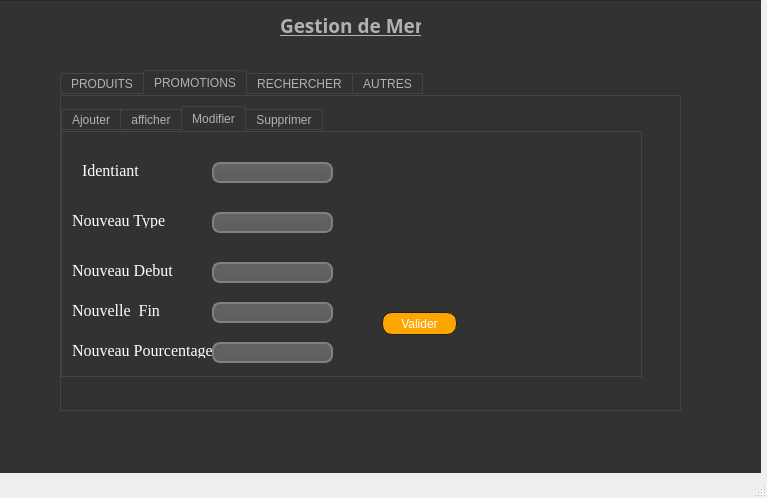
Old version of the form mainwindow.ui in the repository Asma-Mab/Smart_Restaurant_2A24.
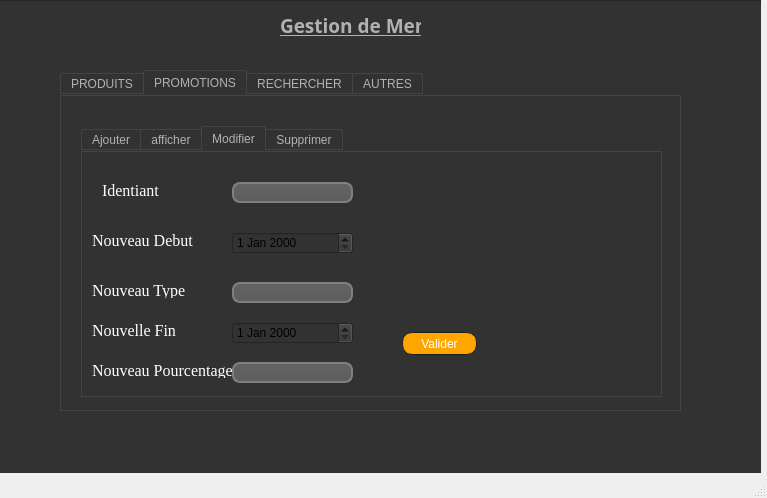
New version of the form. The open tabs and pages were chosen to show the change. Icons and pictures are not drawn.

The edit to the form file:
```diff
--- a/mainwindow.ui
+++ b/mainwindow.ui
@@ -1277,8 +1277,8 @@
       <widget class="QTabWidget" name="tabWidget_3">
        <property name="geometry">
         <rect>
-         <x>0</x>
-         <y>10</y>
+         <x>20</x>
+         <y>30</y>
          <width>581</width>
          <height>271</height>
         </rect>
@@ -1659,35 +1659,35 @@
 </string>
          </property>
          <property name="text">
-          <string>Nouveau Type</string>
-         </property>
-        </widget>
-        <widget class="QLabel" name="label_13">
-         <property name="geometry">
-          <rect>
-           <x>10</x>
-           <y>130</y>
-           <width>121</width>
-           <height>16</height>
-          </rect>
-         </property>
-         <property name="font">
-          <font>
-           <family>Times New Roman</family>
-           <pointsize>12</pointsize>
-          </font>
-         </property>
-         <property name="styleSheet">
-          <string notr="true">*{
-color:rgb(255, 255, 255);
-
-}
-</string>
-         </property>
-         <property name="text">
           <string>Nouveau Debut</string>
          </property>
         </widget>
+        <widget class="QLabel" name="label_13">
+         <property name="geometry">
+          <rect>
+           <x>10</x>
+           <y>130</y>
+           <width>121</width>
+           <height>16</height>
+          </rect>
+         </property>
+         <property name="font">
+          <font>
+           <family>Times New Roman</family>
+           <pointsize>12</pointsize>
+          </font>
+         </property>
+         <property name="styleSheet">
+          <string notr="true">*{
+color:rgb(255, 255, 255);
+
+}
+</string>
+         </property>
+         <property name="text">
+          <string>Nouveau Type</string>
+         </property>
+        </widget>
         <widget class="QLineEdit" name="lineEdit_id_mod_teur">
          <property name="geometry">
           <rect>
@@ -1706,24 +1706,6 @@
 }</string>
          </property>
         </widget>
-        <widget class="QLineEdit" name="lineEdit_nom_mod_teurs">
-         <property name="geometry">
-          <rect>
-           <x>150</x>
-           <y>80</y>
-           <width>121</width>
-           <height>21</height>
-          </rect>
-         </property>
-         <property name="styleSheet">
-          <string notr="true">QLineEdit {
-padding: 1px;
-border-style: solid;
-border: 2px solid gray;
-border-radius: 8px;
-}</string>
-         </property>
-        </widget>
         <widget class="QLineEdit" name="lineEdit_dom_mod_teurs">
          <property name="geometry">
           <rect>
@@ -1791,25 +1773,7 @@
 </string>
          </property>
          <property name="text">
-          <string>Nouvelle  Fin</string>
-         </property>
-        </widget>
-        <widget class="QLineEdit" name="nvf_mod">
-         <property name="geometry">
-          <rect>
-           <x>150</x>
-           <y>170</y>
-           <width>121</width>
-           <height>21</height>
-          </rect>
-         </property>
-         <property name="styleSheet">
-          <string notr="true">QLineEdit {
-padding: 1px;
-border-style: solid;
-border: 2px solid gray;
-border-radius: 8px;
-}</string>
+          <string>Nouvelle Fin</string>
          </property>
         </widget>
         <widget class="QLabel" name="label_24">
@@ -1856,6 +1820,26 @@
 }</string>
          </property>
         </widget>
+        <widget class="QDateEdit" name="lineEdit_nom_mod_teurs">
+         <property name="geometry">
+          <rect>
+           <x>150</x>
+           <y>80</y>
+           <width>121</width>
+           <height>22</height>
+          </rect>
+         </property>
+        </widget>
+        <widget class="QDateEdit" name="nvf_mod">
+         <property name="geometry">
+          <rect>
+           <x>150</x>
+           <y>170</y>
+           <width>121</width>
+           <height>22</height>
+          </rect>
+         </property>
+        </widget>
        </widget>
        <widget class="QWidget" name="tab_8">
         <attribute name="title">
```
Left out of the diff: 78 changed lines with no effect on the pictures.
